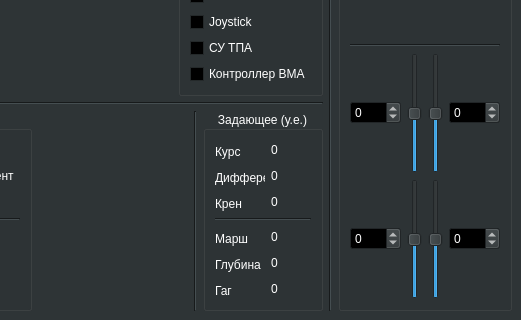
This is mainwindow.ui in hidronautics/UV_control_box as Qt 5 draws it before an edit; both pictures show x 419 to 940 and y 435 to 755 of the 940 by 755 pixel window. The edited form follows.
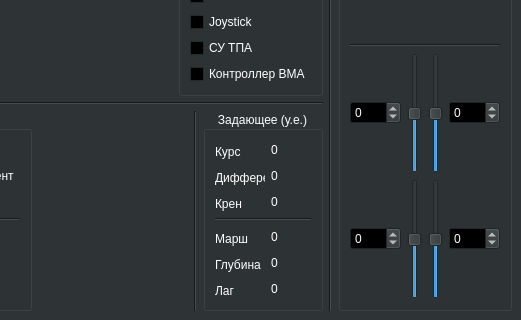
This is the edited form. Custom widgets are drawn as their Qt base class.

Commit message: connecting mainwindow.ui in progress, imu and control update done

```diff
--- a/mainwindow.ui
+++ b/mainwindow.ui
@@ -985,7 +985,7 @@
               </size>
              </property>
              <property name="text">
-              <string>Гаг</string>
+              <string>Лаг</string>
              </property>
             </widget>
            </item>
```
Left out of the diff: 10 changed lines with no effect on the pictures. The commit also changes 5 other files.
